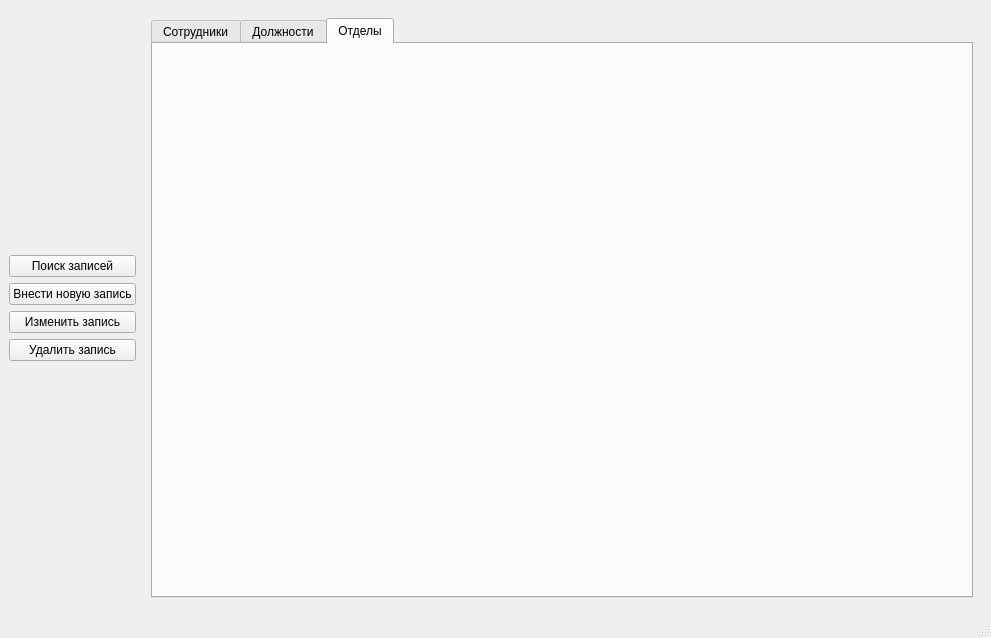
Old version of the form mainwindow.ui in the repository adamsHillzz/qt6-mysql-crud-app.
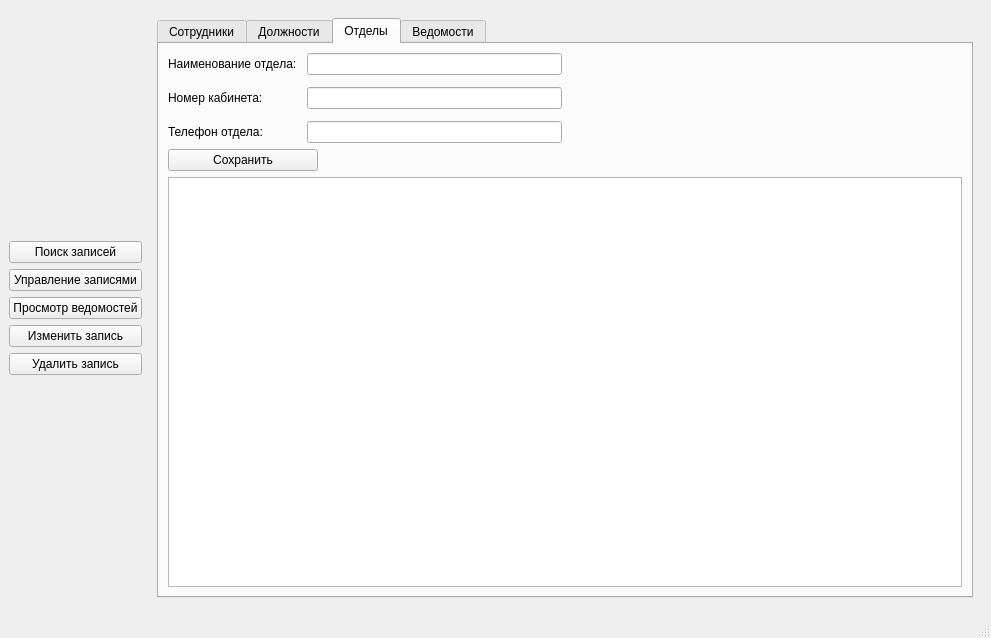
New version of the form. The open tabs and pages were chosen to show the change. Icons and pictures are not drawn.

```diff
--- a/mainwindow.ui
+++ b/mainwindow.ui
@@ -13,6 +13,13 @@
   <property name="windowTitle">
    <string>Менеджер персонала</string>
   </property>
+  <property name="windowIcon">
+   <iconset>
+    <normaloff>../../Files/team.png</normaloff>../../Files/team.png</iconset>
+  </property>
+  <property name="styleSheet">
+   <string notr="true"/>
+  </property>
   <widget class="QWidget" name="centralwidget">
    <layout class="QFormLayout" name="formLayout">
     <item row="0" column="0">
@@ -40,7 +47,14 @@
       <item>
        <widget class="QPushButton" name="add_new_rec">
         <property name="text">
-         <string>Внести новую запись</string>
+         <string>Управление записями</string>
+        </property>
+       </widget>
+      </item>
+      <item>
+       <widget class="QPushButton" name="open_statment_window">
+        <property name="text">
+         <string>Просмотр ведомостей</string>
         </property>
        </widget>
       </item>
@@ -53,6 +67,9 @@
       </item>
       <item>
        <widget class="QPushButton" name="delete_rec">
+        <property name="styleSheet">
+         <string notr="true"/>
+        </property>
         <property name="text">
          <string>Удалить запись</string>
         </property>
@@ -75,6 +92,9 @@
     </item>
     <item row="0" column="1">
      <widget class="QStackedWidget" name="seachStackedWidget">
+      <property name="styleSheet">
+       <string notr="true"/>
+      </property>
       <property name="currentIndex">
        <number>1</number>
       </property>
@@ -389,6 +409,146 @@
            <attribute name="title">
             <string>Отделы</string>
            </attribute>
+           <layout class="QVBoxLayout" name="verticalLayout_7">
+            <item>
+             <layout class="QGridLayout" name="gridLayout_5" rowstretch="0,0,0" columnstretch="0,0">
+              <property name="rightMargin">
+               <number>400</number>
+              </property>
+              <property name="horizontalSpacing">
+               <number>10</number>
+              </property>
+              <property name="verticalSpacing">
+               <number>12</number>
+              </property>
+              <item row="0" column="0">
+               <widget class="QLabel" name="label_11">
+                <property name="text">
+                 <string>Наименование отдела:</string>
+                </property>
+               </widget>
+              </item>
+              <item row="1" column="1">
+               <widget class="QLineEdit" name="officeEdit"/>
+              </item>
+              <item row="0" column="1">
+               <widget class="QLineEdit" name="depEdit"/>
+              </item>
+              <item row="1" column="0">
+               <widget class="QLabel" name="label_19">
+                <property name="text">
+                 <string>Номер кабинета:</string>
+                </property>
+               </widget>
+              </item>
+              <item row="2" column="0">
+               <widget class="QLabel" name="label_20">
+                <property name="text">
+                 <string>Телефон отдела:</string>
+                </property>
+               </widget>
+              </item>
+              <item row="2" column="1">
+               <widget class="QLineEdit" name="depPhoneEdit"/>
+              </item>
+             </layout>
+            </item>
+            <item>
+             <widget class="QPushButton" name="save_in_dep_table">
+              <property name="sizePolicy">
+               <sizepolicy hsizetype="Ignored" vsizetype="Minimum">
+                <horstretch>0</horstretch>
+                <verstretch>0</verstretch>
+               </sizepolicy>
+              </property>
+              <property name="maximumSize">
+               <size>
+                <width>150</width>
+                <height>16777215</height>
+               </size>
+              </property>
+              <property name="baseSize">
+               <size>
+                <width>0</width>
+                <height>0</height>
+               </size>
+              </property>
+              <property name="text">
+               <string>Сохранить</string>
+              </property>
+             </widget>
+            </item>
+            <item>
+             <widget class="QTableView" name="dep_table"/>
+            </item>
+           </layout>
+          </widget>
+          <widget class="QWidget" name="tab">
+           <attribute name="title">
+            <string>Ведомости</string>
+           </attribute>
+           <layout class="QVBoxLayout" name="verticalLayout_8">
+            <item>
+             <layout class="QGridLayout" name="gridLayout_13">
+              <item row="0" column="0">
+               <widget class="QLabel" name="label_6">
+                <property name="text">
+                 <string>Дата документа</string>
+                </property>
+               </widget>
+              </item>
+              <item row="1" column="1">
+               <widget class="QLineEdit" name="docNumEdit"/>
+              </item>
+              <item row="0" column="2">
+               <widget class="QLabel" name="label_8">
+                <property name="text">
+                 <string>Стаж</string>
+                </property>
+               </widget>
+              </item>
+              <item row="1" column="2">
+               <widget class="QLabel" name="label_9">
+                <property name="text">
+                 <string>Оклад</string>
+                </property>
+               </widget>
+              </item>
+              <item row="1" column="0">
+               <widget class="QLabel" name="label_7">
+                <property name="text">
+                 <string>Номер Документа</string>
+                </property>
+               </widget>
+              </item>
+              <item row="0" column="1">
+               <widget class="QDateEdit" name="docDateEdit"/>
+              </item>
+              <item row="0" column="3">
+               <widget class="QLineEdit" name="ratDokEdit"/>
+              </item>
+              <item row="1" column="3">
+               <widget class="QComboBox" name="docComBox"/>
+              </item>
+             </layout>
+            </item>
+            <item>
+             <widget class="QPushButton" name="save_in_doc_table">
+              <property name="maximumSize">
+               <size>
+                <width>140</width>
+                <height>16777215</height>
+               </size>
+              </property>
+              <property name="text">
+               <string>Сохранить</string>
+              </property>
+             </widget>
+            </item>
+            <item>
+             <widget class="QTableView" name="doc_table"/>
+            </item>
+           </layout>
           </widget>
          </widget>
         </item>
```
Left out of the diff: 119 changed lines with no effect on the pictures.
